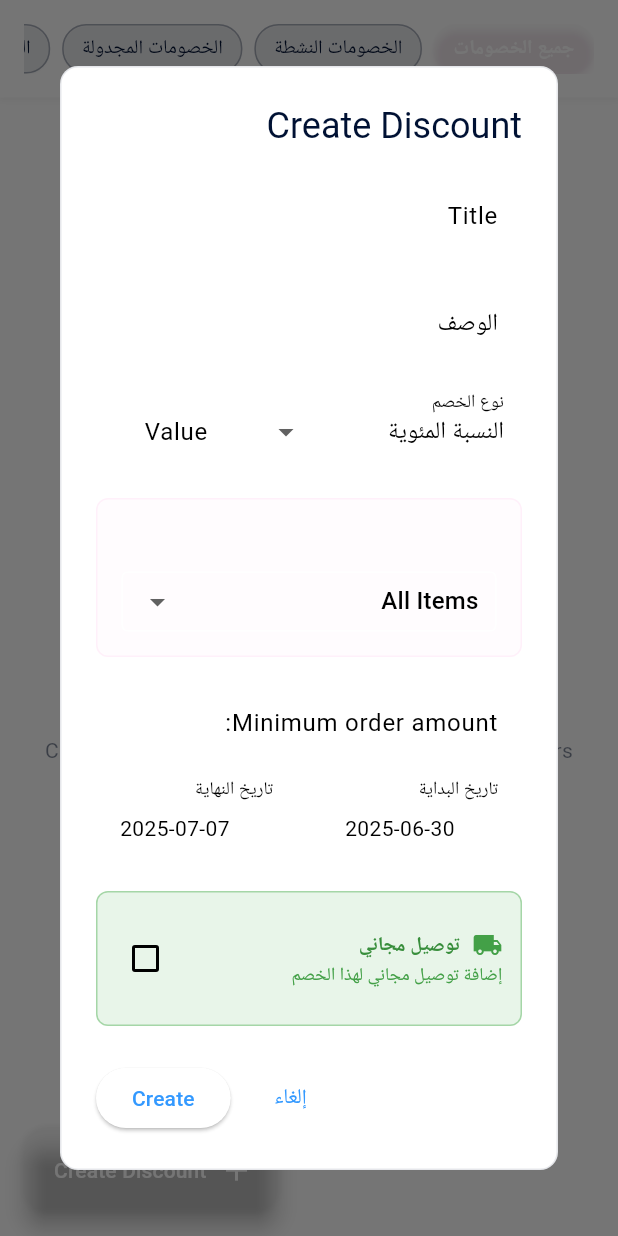
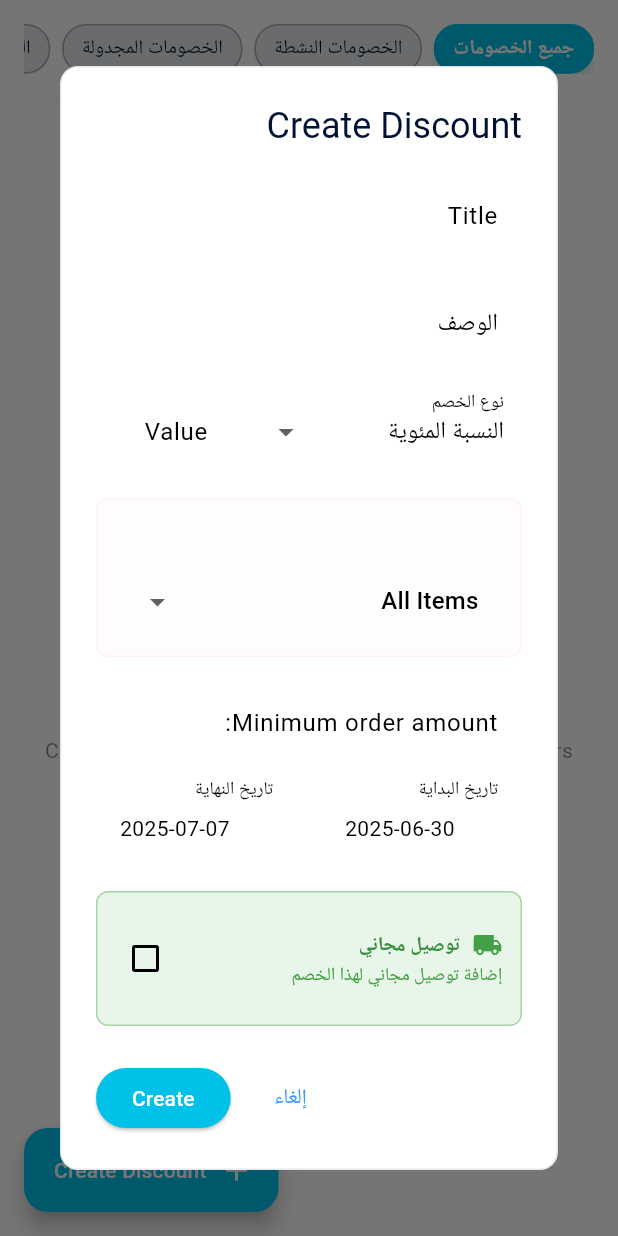
Before and after one commit to ghaythalijarad/wizzbussiness, a Flutter app: the DiscountManagementPage screen opened directly with empty values, after a tap on "Create Discount", on a phone screen of 412 x 824 dp. Run offline on Flutter 3.47's test engine with Material 3 defaults, Android fonts, the phone set to English and light mode, and no system bars; our stand-ins replace audioplayers, file_picker, fl_chart, flutter_local_notifications, flutter_map, geocoding and 6 more; accounts and stored records are empty; Roboto replaces fonts that are missing (Cairo); project files that could hold a hidden picture were left out.

Commit message:
Apply consistent theme color #FF00c1e8 to discount management page
- Fixed FloatingActionButton color from incomplete 0xFFc1e8 to 0xFF00c1e8
- Updated filter chip selected state to use theme color
- Styled all ElevatedButton instances with theme color background
- Applied theme color to action TextButton in dialogs
- Updated edit IconButton to use theme color
- Updated discount card local_offer icon to use theme color
- Maintained consistent white foreground text for contrast
- Ensured all interactive elements follow unified design system

```diff
--- a/frontend/lib/screens/discount_management_page.dart
+++ b/frontend/lib/screens/discount_management_page.dart
@@ -133,7 +133,7 @@ class _DiscountManagementPageState extends State<DiscountManagementPage> {
         onPressed: () => _showCreateDiscountDialog(),
         icon: const Icon(Icons.add),
         label: Text(AppLocalizations.of(context)!.createDiscount),
-        backgroundColor: const Color(0xFFc1e8),
+        backgroundColor: const Color(0xFF00c1e8),
         foregroundColor: Colors.white,
       ),
     );
@@ -148,10 +148,10 @@ class _DiscountManagementPageState extends State<DiscountManagementPage> {
         elevation: isSelected ? 2 : 0.5,
         borderRadius: BorderRadius.circular(16),
         color: isSelected
-            ? const Color(0xFFc1e8)
+            ? const Color(0xFF00c1e8)
             : const Color(0xFF001133).withValues(alpha: 0.05),
         shadowColor: isSelected
-            ? const Color(0xFFc1e8).withValues(alpha: 0.3)
+            ? const Color(0xFF00c1e8).withValues(alpha: 0.3)
             : const Color(0xFF001133).withValues(alpha: 0.1),
         child: InkWell(
           onTap: () => setState(() {
@@ -164,7 +164,7 @@ class _DiscountManagementPageState extends State<DiscountManagementPage> {
               borderRadius: BorderRadius.circular(16),
               border: Border.all(
                 color: isSelected
-                    ? const Color(0xFFc1e8)
+                    ? const Color(0xFF00c1e8)
                     : const Color(0xFF001133).withValues(alpha: 0.3),
                 width: 1,
               ),
@@ -1248,6 +1248,10 @@ class _DiscountManagementPageState extends State<DiscountManagementPage> {
                   Navigator.of(context).pop();
                 }
               },
+              style: ElevatedButton.styleFrom(
+                backgroundColor: const Color(0xFF00c1e8),
+                foregroundColor: Colors.white,
+              ),
               child: Text(isEditing
                   ? AppLocalizations.of(context)!.saveChanges
                   : AppLocalizations.of(context)!.create),
@@ -1389,6 +1393,10 @@ class _DiscountManagementPageState extends State<DiscountManagementPage> {
                     });
                     Navigator.of(context).pop();
                   },
+                  style: ElevatedButton.styleFrom(
+                    backgroundColor: const Color(0xFF00c1e8),
+                    foregroundColor: Colors.white,
+                  ),
                   child: Text(AppLocalizations.of(context)!.ok),
                 ),
               ],
@@ -1476,6 +1484,10 @@ class _DiscountManagementPageState extends State<DiscountManagementPage> {
                     });
                     Navigator.of(context).pop();
                   },
+                  style: ElevatedButton.styleFrom(
+                    backgroundColor: const Color(0xFF00c1e8),
+                    foregroundColor: Colors.white,
+                  ),
                   child: Text(AppLocalizations.of(context)!.ok),
                 ),
               ],
@@ -1596,6 +1608,9 @@ class _DiscountManagementPageState extends State<DiscountManagementPage> {
                     onItemSelected(tempSelected);
                     Navigator.of(context).pop();
                   },
+                  style: TextButton.styleFrom(
+                    foregroundColor: const Color(0xFF00c1e8),
+                  ),
                   child: Text(AppLocalizations.of(context)!.ok),
                 ),
               ],
@@ -1690,7 +1705,7 @@ class DiscountCard extends StatelessWidget {
                 Row(
                   children: [
                     Icon(Icons.local_offer,
-                        color: Colors.grey.shade500, size: 16),
+                        color: const Color(0xFF00c1e8), size: 16),
                     const SizedBox(width: 8),
                     Text(
                       discount.type == DiscountType.percentage
@@ -1735,10 +1750,11 @@ class DiscountCard extends StatelessWidget {
                 const SizedBox(height: 12),
                 Row(
                   mainAxisAlignment: MainAxisAlignment.end,
-                  children: [                  IconButton(
-                    icon: const Icon(Icons.edit, color: Color(0xFFc1e8)),
-                    onPressed: onEdit,
-                  ),
+                  children: [
+                    IconButton(
+                      icon: const Icon(Icons.edit, color: Color(0xFF00c1e8)),
+                      onPressed: onEdit,
+                    ),
                     IconButton(
                       icon: const Icon(Icons.delete, color: Colors.red),
                       onPressed: onDelete,
```
